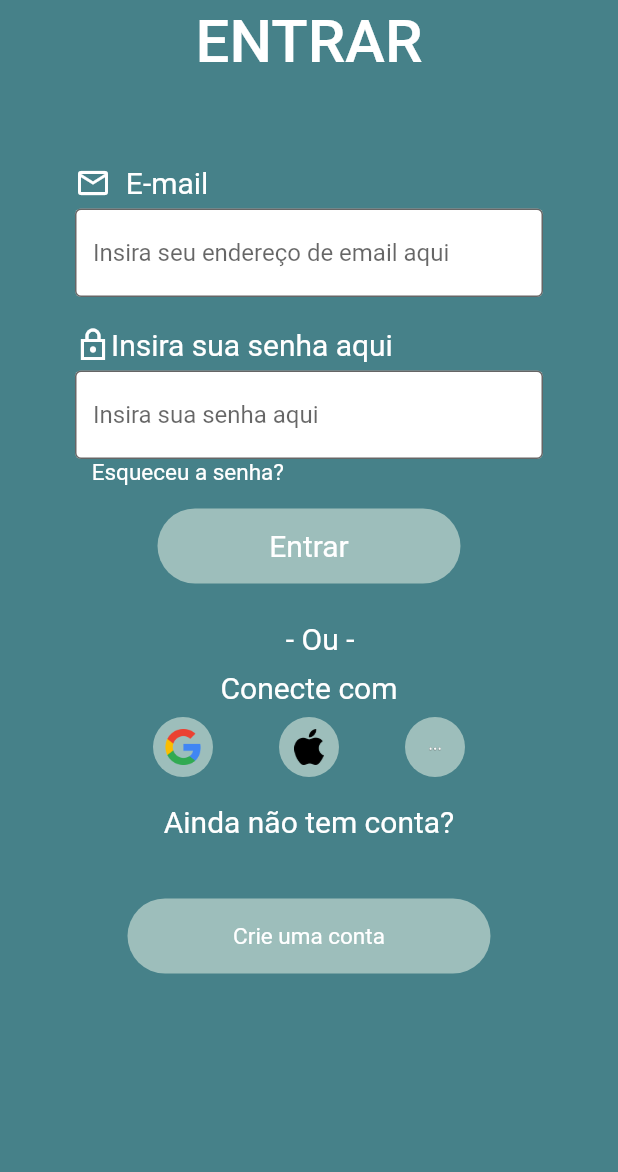
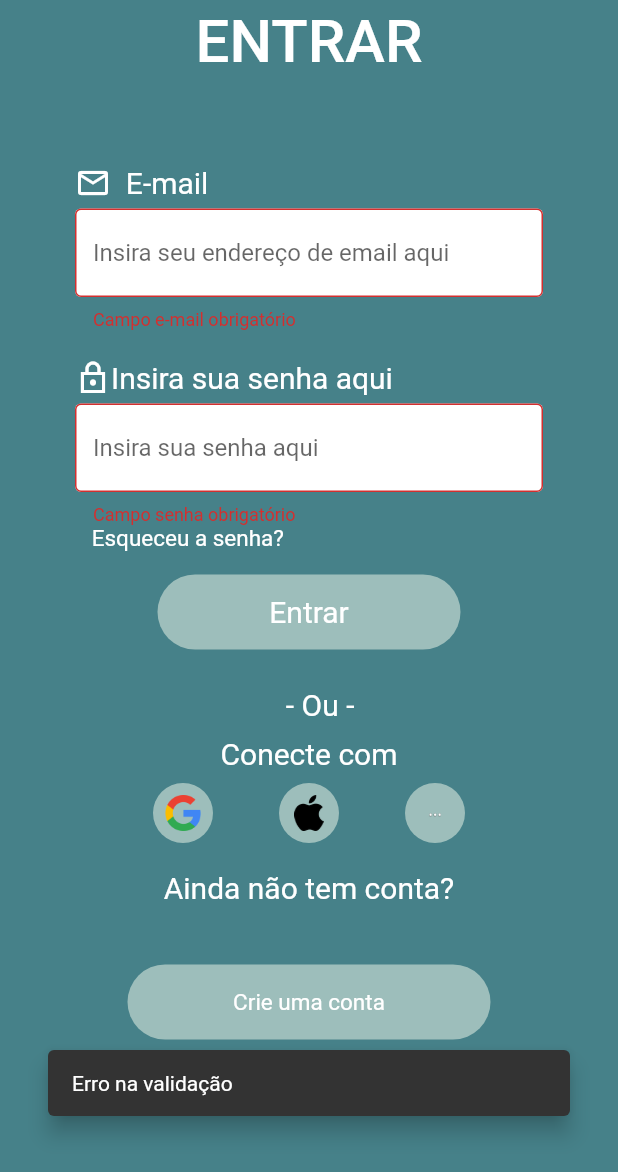
Before and after one commit to ThiagoAlmeida0/PMOB_2022, a Flutter app: the screen it shows after launch, after a tap on "Entrar", on a phone screen of 412 x 824 dp. Shown: the top 1172 px of the screen. Run offline on Flutter 3.47's test engine with Material 2 defaults, Android fonts, the phone set to English and light mode, and no system bars; our stand-ins replace font_awesome_flutter, sqflite; accounts and stored records are empty.

Commit message:
login com sqflite

```diff
--- a/lib/data/BD.dart
+++ b/lib/data/BD.dart
@@ -19,9 +19,6 @@ class QuestoesBD{
       respostaCorreta: '',
       resolucao: 'explicacao aqui'
       )
-
-
   ];
 
-
 }
--- /dev/null
+++ b/lib/domain/user.dart
@@ -0,0 +1,22 @@
+
+class User{
+
+  String? email;
+  String? senha;
+
+  User({this.email, this.senha});
+
+  User.fromJson(Map<String, dynamic> json) {
+    email = json['email'];
+    senha = json['senha'];
+  }
+
+  Map<String, dynamic> toJson() {
+    final Map<String, dynamic> data = <String, dynamic>{};
+    data['email'] = email;
+    data['senha'] = senha;
+    return data;
+  }
+
+
+}
--- a/lib/ui/screens/authentication/login_screen.dart
+++ b/lib/ui/screens/authentication/login_screen.dart
@@ -1,6 +1,9 @@
 import 'package:flutter/material.dart';
+import 'package:pmob_22/ui/screens/home/home_screen.dart';
 import 'package:pmob_22/ui/widgets/buttons/icon_rounded_buttom.dart';
 import 'package:pmob_22/utils/constants.dart';
+import 'package:pmob_22/data/userDao.dart';
+
 
 import '../../widgets/buttons/rounded_app_button.dart';
 
@@ -40,6 +43,8 @@ class _LoginScreenState extends State<LoginScreen> {
     body: Padding(
       padding:
           const EdgeInsets.only(top: 10.0, bottom: 30, left: 50, right: 50),
+      child: Form(
+        key: _formKey,
         child: ListView(
           children: [
             Row(
@@ -123,15 +128,7 @@ class _LoginScreenState extends State<LoginScreen> {
                 textColor: Colors.white,
                 textSize: 20,
                 buttonRouding: 50,
-              onTap: () {
-                if(passwordController == 12345678 && emailController == 'isa'){
-                  Navigator.of(context).pushNamed("/home");
-                }
-                else{
-                  print("Senha incorreta");
-                }
-
-              },
+                onTap: onTap
               ),
             ),
             const SizedBox(height: 25),
@@ -199,6 +196,44 @@ class _LoginScreenState extends State<LoginScreen> {
           ],
         ),
       ),
+    ),
   );
   }
+
+    showSnackBar(String msg) {
+    final snackBar = SnackBar(
+      behavior: SnackBarBehavior.floating,
+      margin: const EdgeInsets.symmetric(
+        vertical: 80,
+        horizontal: 32,
+      ),
+      content: Text(msg),
+    );
+    ScaffoldMessenger.of(context).showSnackBar(snackBar);
   }
+
+  onTap() async {
+    if (_formKey.currentState!.validate()) {
+      String userDigitado = emailController.text;
+      String passwordDigitado = passwordController.text;
+
+      bool resultado = await UserDao().autenticar(userDigitado, passwordDigitado);
+
+      if (resultado) {
+        Navigator.pushReplacement(
+          context,
+          MaterialPageRoute(
+            builder: (context) {
+              return const HomeScreen();
+            },
+          ),
+        );
+      } else {
+        showSnackBar('Usuário/Senha incorretos');
+      }
+    } else {
+      showSnackBar("Erro na validação");
+    }
+  }
+
+}
--- a/pubspec.yaml
+++ b/pubspec.yaml
@@ -30,6 +30,7 @@ dependencies:
   flutter:
     sdk: flutter
   font_awesome_flutter: ^10.1.0
+  sqflite:
 
   # The following adds the Cupertino Icons font to your application.
   # Use with the CupertinoIcons class for iOS style icons.
```
Also changed, not shown: lib/data/dbHelper.dart (added, +47 -0 lines), lib/data/userDao.dart (added, +41 -0 lines), pubspec.lock. Lines whose indentation alone changed are shown as unchanged.
